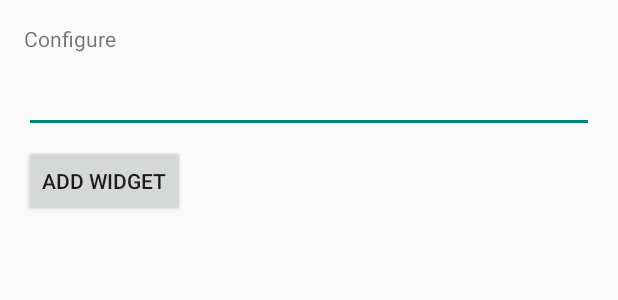
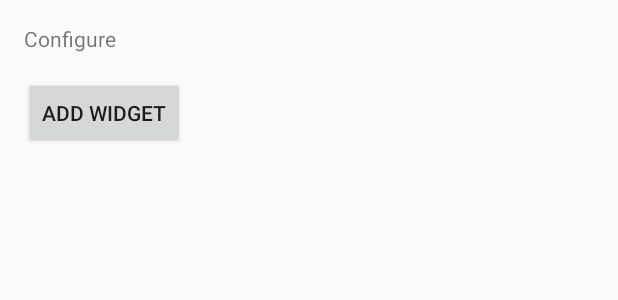
Before and after one commit to omarcin/TodoTasksWidget, an Android app: the layout rtm_widget_configure.xml on its own in the app's theme, with its tools: preview values and no code run, on a phone screen of 412 x 824 dp. Shown: the top 300 px of the screen. Run offline under Robolectric (Android 15) with nearby library versions, the phone set to English and light mode, and no system bars.

Commit message:
remove unnecessary code

```diff
--- a/app/src/main/res/layout/rtm_widget_configure.xml
+++ b/app/src/main/res/layout/rtm_widget_configure.xml
@@ -11,12 +11,6 @@
         android:text="@string/configure"
         android:layout_marginBottom="8dp"/>
 
-    <EditText
-        android:id="@+id/appwidget_text"
-        android:layout_width="match_parent"
-        android:layout_height="wrap_content"
-        android:inputType="text"/>
-
     <Button
         android:id="@+id/add_button"
         android:layout_width="wrap_content"
```
Also changed, not shown: app/src/main/java/com/oczeretko/rtmwidget/RtmWidget.java (+1 -11 lines), app/src/main/java/com/oczeretko/rtmwidget/RtmWidgetConfigureActivity.java (+0 -39 lines).
